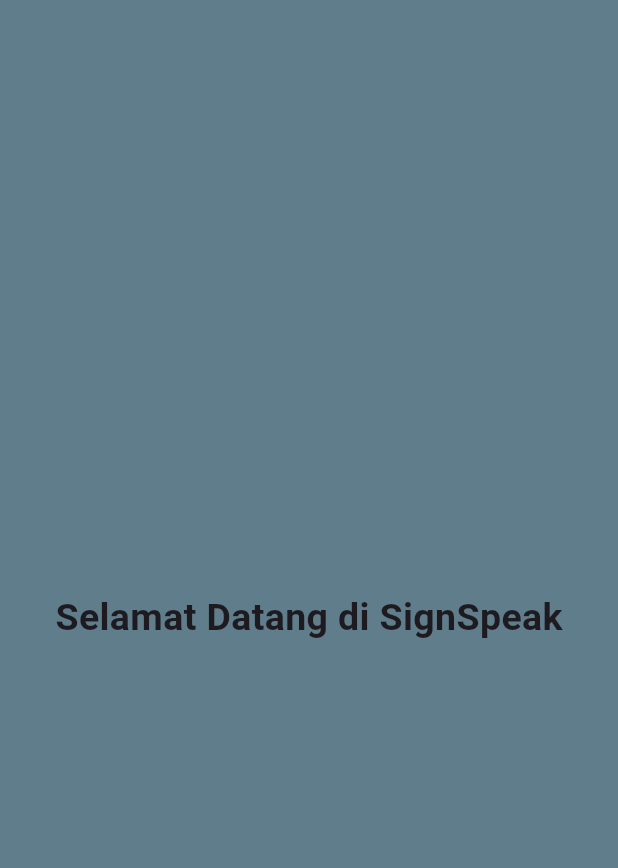
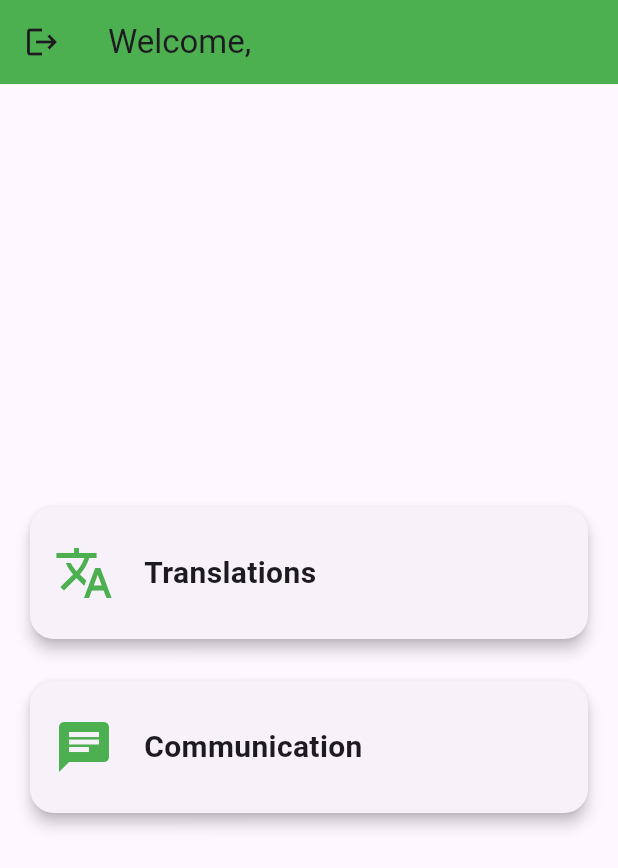
Before and after one commit to Xollll/signspeak, a Flutter app: the Homepage screen opened directly, on a phone screen of 412 x 824 dp. Shown: the top 868 px of the screen. Run offline on Flutter 3.47's test engine with Material 3 defaults, Android fonts, the phone set to English and light mode, and no system bars; our stand-ins replace cloud_firestore, firebase_auth, firebase_core; accounts and stored records are empty; generated files the repository leaves out were written again.

Commit message:
update on dashboard

```diff
--- a/lib/dashboard/homepage.dart
+++ b/lib/dashboard/homepage.dart
@@ -1,14 +1,87 @@
+import 'package:firebase_auth/firebase_auth.dart';
 import 'package:flutter/material.dart';
 
 class Homepage extends StatelessWidget {
   const Homepage({super.key});
 
+  void _logout(BuildContext context) async {
+    await FirebaseAuth.instance.signOut();
+    Navigator.pushNamedAndRemoveUntil(context,
+        '/login', (Route<dynamic> route) => false);
+  }
+
+  void _navigateToTranslation(BuildContext context) {
+    Navigator.pushNamed(context, '/translation');
+  }
+
+  void _navigateToCommunication(BuildContext context) {
+    Navigator.pushNamed(context, '/communication');
+  }
+
   @override
   Widget build(BuildContext context) {
+    final user = FirebaseAuth.instance.currentUser;
+    final userName = user?.displayName ?? 'Guest';
+
     return Scaffold(
-      backgroundColor: Colors.blueGrey,
+      appBar: AppBar(
+        leading: IconButton(
+          icon: const Icon(Icons.logout),
+          onPressed: () => _logout(context),
+        ),
+        title: Text("Welcome, $userName"),
+        backgroundColor: Colors.green,
+      ),
       body: Center(
-        child: Text("Selamat Datang di SignSpeak", style: TextStyle(fontSize: 25, fontWeight: FontWeight.bold)),
+        child: Padding(
+          padding: const EdgeInsets.all(16.0),
+          child: Column(
+            mainAxisAlignment: MainAxisAlignment.center,
+            children: [
+              _buildCard(
+                context,
+                icon: Icons.translate,
+                title: 'Translations',
+                onTap: () => _navigateToTranslation(context),
+              ),
+              const SizedBox(height: 20),
+              _buildCard(
+                context,
+                icon: Icons.chat,
+                title: 'Communication',
+                onTap: () => _navigateToCommunication(context),
+              ),
+            ],
+          ),
+        ),
+      ),
+    );
+  }
+
+  Widget _buildCard(BuildContext context,
+      {required IconData icon,
+      required String title,
+      required VoidCallback onTap}) {
+    return Card(
+      elevation: 4,
+      shape: RoundedRectangleBorder(borderRadius: BorderRadius.circular(16)),
+      child: InkWell(
+        onTap: onTap,
+        borderRadius: BorderRadius.circular(16),
+        child: Container(
+          width: double.infinity,
+          padding: const EdgeInsets.symmetric(vertical: 24, horizontal: 16),
+          child: Row(
+            children: [
+              Icon(icon, size: 40, color: Colors.green),
+              const SizedBox(width: 20),
+              Text(
+                title,
+                style: const TextStyle(fontSize: 20, fontWeight: FontWeight.w600),
+              ),
+            ],
+          ),
+        ),
       ),
     );
   }
--- a/lib/loginpage/login.dart
+++ b/lib/loginpage/login.dart
@@ -44,7 +44,7 @@
         context,
         MaterialPageRoute(
           builder: (context) => Homepage(),
-        ), // Replace with your home screen
+        ),
       );
     } on FirebaseAuthException catch (e) {
       String message = "No user data found.";
@@ -164,14 +164,6 @@
                     Text("Or", style: TextStyle(fontSize: 20)),
                     SizedBox(height: 20),
 
-                    // Google Sign-In Button
-                    // SignInButton(
-                    // Buttons.google,
-                    // onPressed: () {
-                    // // TODO: Implement Google Sign-In
-                    // print("Google Sign-In clicked");
-                    // },
-                    //),
                   ],
                 ),
               ),
--- a/lib/main.dart
+++ b/lib/main.dart
@@ -19,7 +19,14 @@
   Widget build(BuildContext context) {
     return MaterialApp(
       debugShowCheckedModeBanner: false,
-    home: SignAnimator()
+
+    routes: {
+    '/login': (context) => const LoginPage(),
+    '/home': (context) => const Homepage(),
+    //'/translation': (context) => const TranslationPage(),
+    '/communication': (context) =>  SignAnimator(),
+  },
+    home: LoginPage()
     );
   }
 }
```
